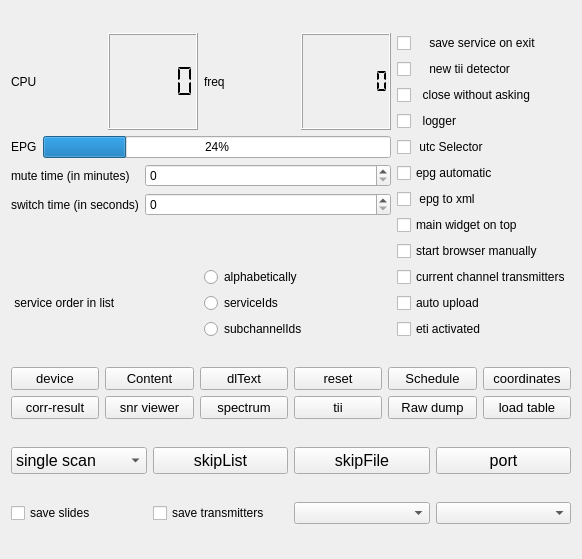
Above: qt-dab-s5/forms-v5/config-helper.ui from JvanKatwijk/qt-dab before the change. Below: the same form after it.
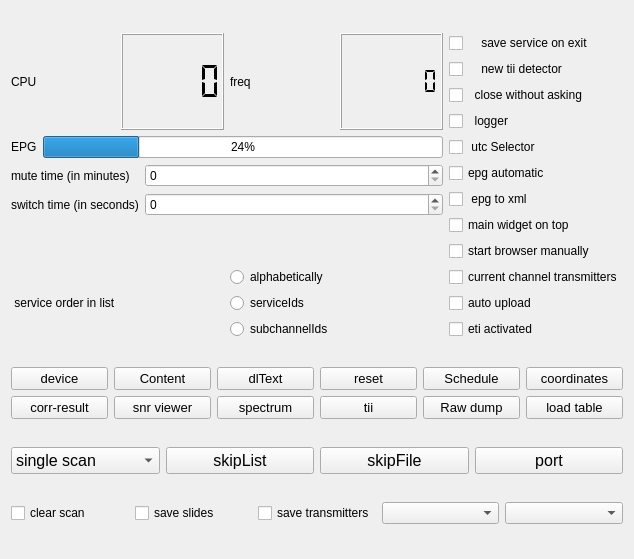
That is the form after the change. Custom widgets are drawn as their Qt base class.

```diff
--- a/qt-dab-s5/forms-v5/config-helper.ui
+++ b/qt-dab-s5/forms-v5/config-helper.ui
@@ -6,7 +6,7 @@
    <rect>
     <x>0</x>
     <y>0</y>
-    <width>582</width>
+    <width>634</width>
     <height>559</height>
    </rect>
   </property>
@@ -596,6 +596,13 @@
    </item>
    <item>
     <layout class="QHBoxLayout" name="horizontalLayout_2">
+     <item>
+      <widget class="QCheckBox" name="clearScan_Selector">
+       <property name="text">
+        <string>clear scan</string>
+       </property>
+      </widget>
+     </item>
      <item>
       <widget class="QCheckBox" name="saveSlides">
        <property name="toolTip">
@@ -639,16 +646,16 @@
    <extends>QPushButton</extends>
    <header>smallpushbutton.h</header>
   </customwidget>
-  <customwidget>
-   <class>smallSpinBox</class>
-   <extends>QSpinBox</extends>
-   <header location="global">smallspinbox.h</header>
-  </customwidget>
   <customwidget>
    <class>smallComboBox</class>
    <extends>QComboBox</extends>
    <header>smallcombobox.h</header>
   </customwidget>
+  <customwidget>
+   <class>smallSpinBox</class>
+   <extends>QSpinBox</extends>
+   <header location="global">smallspinbox.h</header>
+  </customwidget>
  </customwidgets>
  <resources/>
  <connections/>
```
